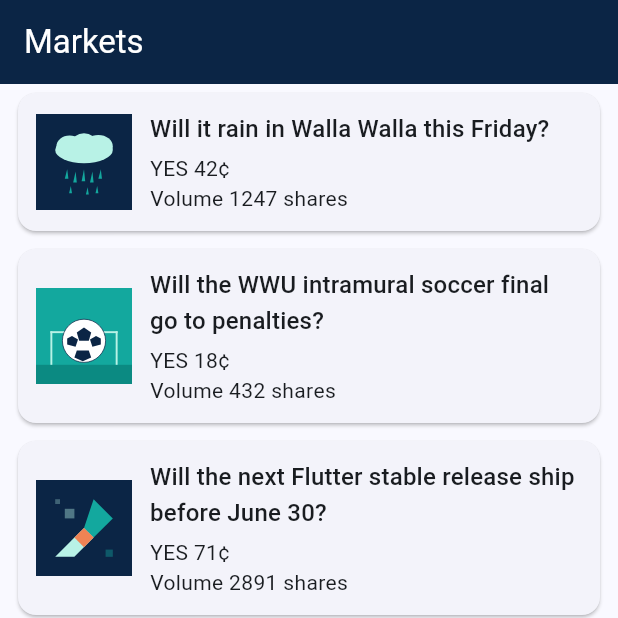
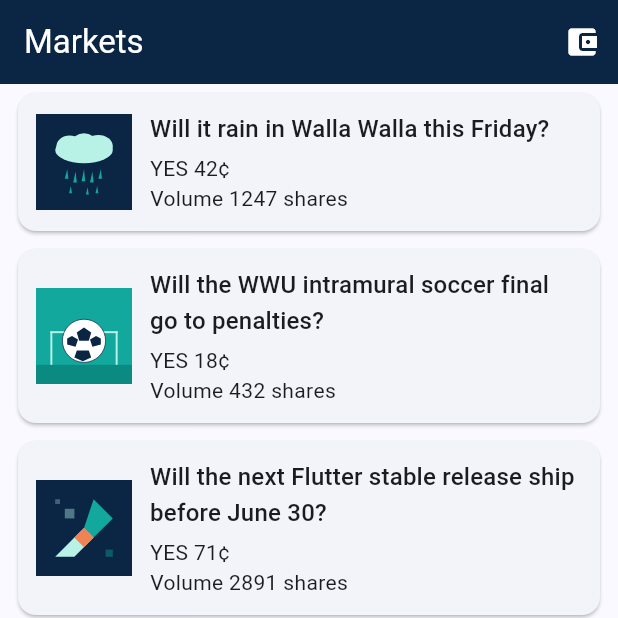
Before and after one commit to JoshuaBielas/PredictItJr, a Flutter app: the screen it shows after launch, on a phone screen of 412 x 824 dp, the top half of it. Run offline on Flutter 3.47's test engine with Material 3 defaults, Android fonts, the phone set to English and light mode, and no system bars; our stand-ins replace fl_chart, flutter_svg, go_router.

Commit message:
finished part 4

```diff
--- a/lib/main.dart
+++ b/lib/main.dart
@@ -1,7 +1,8 @@
 import 'package:flutter/material.dart';
+import 'package:provider/provider.dart';
+import 'providers/portfolio_model.dart';
 import 'router.dart';
 import 'theme/app_theme.dart';
-
 
 void main() {
   runApp(const PredictItApp());
@@ -12,11 +13,13 @@ class PredictItApp extends StatelessWidget {
 
   @override
   Widget build(BuildContext context) {
-    return MaterialApp.router(
-      title: 'PredictIt Jr.',
-      debugShowCheckedModeBanner: false,
-      theme: AppTheme.light,
-      routerConfig: router,
+    return ChangeNotifierProvider(
+      create: (_) => PortfolioModel(),
+      child: MaterialApp.router(
+        title: 'PredictIt Jr.',
+        theme: AppTheme.light,
+        routerConfig: router,
+      ),
     );
   }
 }
--- /dev/null
+++ b/lib/providers/portfolio_model.dart
@@ -0,0 +1,35 @@
+import 'package:flutter/foundation.dart';
+import '../models/bet.dart';
+
+// I got help from AI for this file
+
+class PortfolioModel extends ChangeNotifier {
+  int _cashCents = 100000; // $1,000 starting balance
+  final List<Bet> _bets = [];
+
+  int get cashCents => _cashCents;
+
+  // Unmodifiable view: all mutation MUST go through placeBet, so
+  // there's exactly one place that changes state. A6 will exploit
+  // this to add persistence in one line.
+  List<Bet> get bets => List.unmodifiable(_bets);
+
+  /// Returns true on success, false if the user can't afford it.
+  bool placeBet(Bet bet) {
+    if (bet.totalCostCents > _cashCents) return false;
+    _bets.add(bet);
+    _cashCents -= bet.totalCostCents;
+    notifyListeners();
+    return true;
+  }
+
+  // I got help from ChatGPT for this extra credit
+  void sellPosition(Bet bet) {
+    if (!_bets.contains(bet)) {
+      return;
+    }
+    _bets.remove(bet);
+    _cashCents += bet.totalCostCents;
+    notifyListeners();
+  }
+}
--- a/lib/router.dart
+++ b/lib/router.dart
@@ -1,4 +1,5 @@
 import 'package:go_router/go_router.dart';
+import 'package:predictit_jr/screens/portfolio_screen.dart';
 import 'screens/market_list_screen.dart';
 import 'screens/market_detail_screen.dart';
 
@@ -18,5 +19,9 @@ final GoRouter router = GoRouter(
         id: state.pathParameters['id']!,
       ),
     ),
+    GoRoute(
+      path: '/portfolio',
+      builder: (_, __) => const PortfolioScreen(),
+    ),
   ],
 );
--- a/lib/screens/market_list_screen.dart
+++ b/lib/screens/market_list_screen.dart
@@ -1,7 +1,9 @@
 import 'package:flutter/material.dart';
+import 'package:go_router/go_router.dart';
 import '../data/market_repository.dart';
 import '../models/market.dart';
 import '../widgets/market_card.dart';
+
 
 class MarketListScreen extends StatefulWidget {
   const MarketListScreen({super.key});
@@ -23,7 +25,15 @@ class _MarketListScreenState extends State<MarketListScreen> {
   @override
   Widget build(BuildContext context) {
     return Scaffold(
-      appBar: AppBar(title: const Text('Markets')),
+      appBar: AppBar(
+        title: const Text('Markets'),
+        actions: [
+          IconButton(
+            icon: const Icon(Icons.account_balance_wallet),
+            onPressed: () => context.push('/portfolio'),
+          ),
+        ],
+      ),
       body: FutureBuilder<List<Market>>(
         future: _marketsFuture,
         builder: (context, snapshot) {
--- a/pubspec.yaml
+++ b/pubspec.yaml
@@ -17,7 +17,7 @@ dependencies:
   go_router: ^14.0.0
 
   # Added in A4 (Provider)
-  # provider: ^6.1.0
+  provider: ^6.1.0
 
   # Added in A6 (Persistence)
   # shared_preferences: ^2.3.0
```
Also changed, not shown: lib/screens/portfolio_screen.dart (added, +55 -0 lines), lib/widgets/bet_sheet.dart (+12 -1 lines), pubspec.lock, 2 other files.
